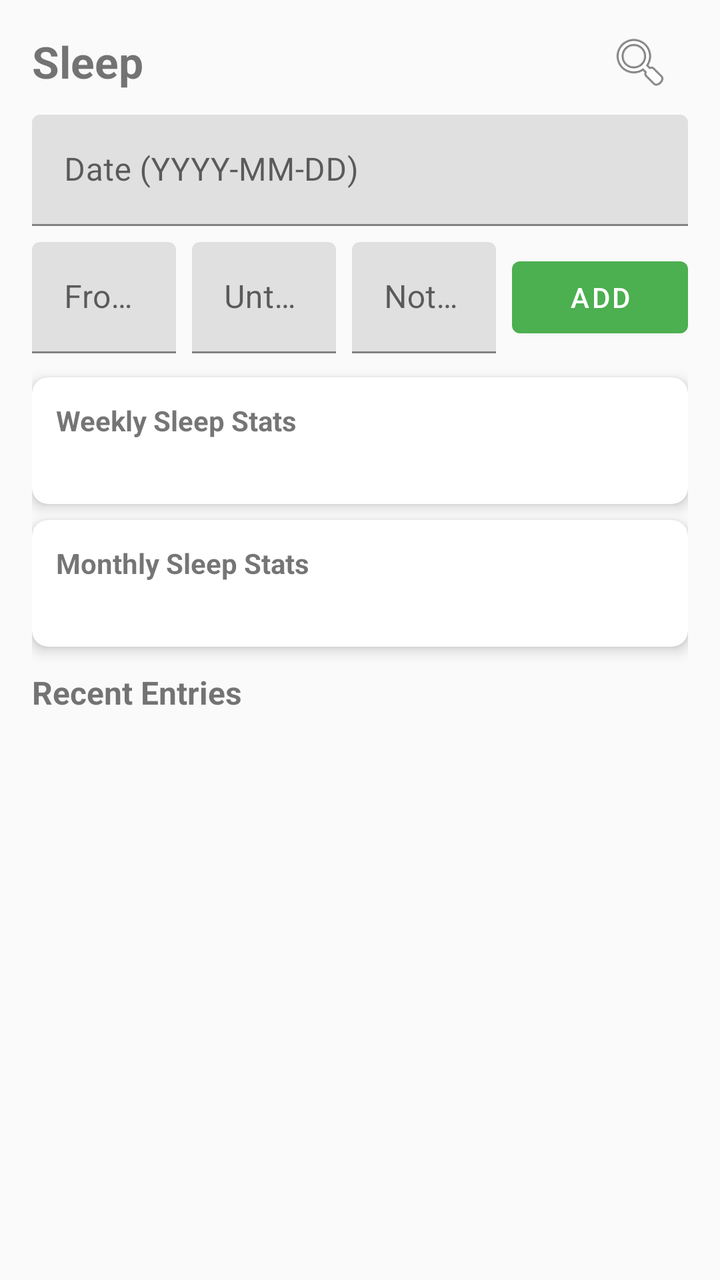
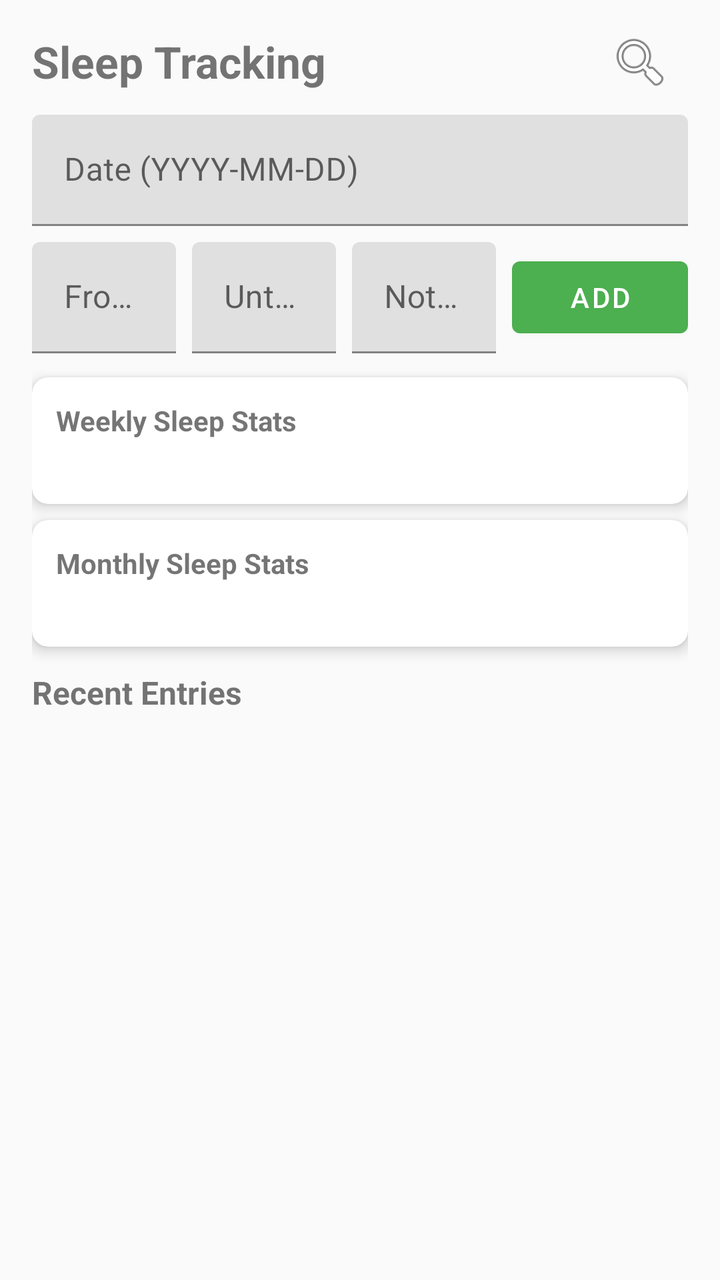

The first picture is an Android layout as it rendered before a commit; the second is the same layout after the commit. The layout source and the unified diff follow.
<!-- AndroidManifest.xml: application theme Theme.HabitEvaluator -->
<!-- res/layout/fragment_sleep_tracking.xml -->
<?xml version="1.0" encoding="utf-8"?>
<androidx.constraintlayout.widget.ConstraintLayout xmlns:android="http://schemas.android.com/apk/res/android"
    xmlns:app="http://schemas.android.com/apk/res-auto"
    android:layout_width="match_parent"
    android:layout_height="match_parent"
    android:padding="16dp">

    <TextView
        android:id="@+id/sleepTrackingTitle"
        android:layout_width="0dp"
        android:layout_height="wrap_content"
        android:text="@string/sleep_tracking"
        android:textSize="22sp"
        android:textStyle="bold"
        app:layout_constraintEnd_toStartOf="@id/viewAnalysisButton"
        app:layout_constraintStart_toStartOf="parent"
        app:layout_constraintTop_toTopOf="parent" />

    <ImageButton
        android:id="@+id/viewAnalysisButton"
        android:layout_width="wrap_content"
        android:layout_height="wrap_content"
        android:background="?attr/selectableItemBackgroundBorderless"
        android:contentDescription="@string/sleep_view_analysis"
        android:padding="8dp"
        android:src="@android:drawable/ic_menu_search"
        app:layout_constraintBottom_toBottomOf="@id/sleepTrackingTitle"
        app:layout_constraintEnd_toEndOf="parent"
        app:layout_constraintTop_toTopOf="@id/sleepTrackingTitle" />

    <LinearLayout
        android:id="@+id/dateInputLayout"
        android:layout_width="0dp"
        android:layout_height="wrap_content"
        android:layout_marginTop="12dp"
        android:gravity="center_vertical"
        android:orientation="horizontal"
        app:layout_constraintEnd_toEndOf="parent"
        app:layout_constraintStart_toStartOf="parent"
        app:layout_constraintTop_toBottomOf="@id/sleepTrackingTitle">

        <com.google.android.material.textfield.TextInputLayout
            android:layout_width="0dp"
            android:layout_height="wrap_content"
            android:layout_weight="1"
            android:hint="@string/sleep_date_hint">

            <com.google.android.material.textfield.TextInputEditText
                android:id="@+id/sleepDateInput"
                android:layout_width="match_parent"
                android:layout_height="wrap_content"
                android:focusable="false"
                android:clickable="true"
                android:inputType="none" />
        </com.google.android.material.textfield.TextInputLayout>
    </LinearLayout>

    <LinearLayout
        android:id="@+id/inputLayout"
        android:layout_width="0dp"
        android:layout_height="wrap_content"
        android:layout_marginTop="8dp"
        android:gravity="center_vertical"
        android:orientation="horizontal"
        app:layout_constraintEnd_toEndOf="parent"
        app:layout_constraintStart_toStartOf="parent"
        app:layout_constraintTop_toBottomOf="@id/dateInputLayout">

        <com.google.android.material.textfield.TextInputLayout
            android:layout_width="0dp"
            android:layout_height="wrap_content"
            android:layout_weight="1"
            android:hint="@string/sleep_from_hint">

            <com.google.android.material.textfield.TextInputEditText
                android:id="@+id/sleepFromInput"
                android:layout_width="match_parent"
                android:layout_height="wrap_content"
                android:inputType="time" />
        </com.google.android.material.textfield.TextInputLayout>

        <com.google.android.material.textfield.TextInputLayout
            android:layout_width="0dp"
            android:layout_height="wrap_content"
            android:layout_marginStart="8dp"
            android:layout_weight="1"
            android:hint="@string/sleep_until_hint">

            <com.google.android.material.textfield.TextInputEditText
                android:id="@+id/sleepUntilInput"
                android:layout_width="match_parent"
                android:layout_height="wrap_content"
                android:inputType="time" />
        </com.google.android.material.textfield.TextInputLayout>

        <com.google.android.material.textfield.TextInputLayout
            android:layout_width="0dp"
            android:layout_height="wrap_content"
            android:layout_marginStart="8dp"
            android:layout_weight="1"
            android:hint="@string/sleep_notes_hint">

            <com.google.android.material.textfield.TextInputEditText
                android:id="@+id/sleepNotesInput"
                android:layout_width="match_parent"
                android:layout_height="wrap_content"
                android:inputType="text" />
        </com.google.android.material.textfield.TextInputLayout>

        <com.google.android.material.button.MaterialButton
            android:id="@+id/addSleepEntryButton"
            android:layout_width="wrap_content"
            android:layout_height="wrap_content"
            android:layout_marginStart="8dp"
            android:text="@string/add_sleep_entry" />
    </LinearLayout>

    <androidx.cardview.widget.CardView
        android:id="@+id/weeklyStatsCard"
        android:layout_width="0dp"
        android:layout_height="wrap_content"
        android:layout_marginTop="12dp"
        app:cardCornerRadius="8dp"
        app:cardElevation="4dp"
        app:layout_constraintEnd_toEndOf="parent"
        app:layout_constraintStart_toStartOf="parent"
        app:layout_constraintTop_toBottomOf="@id/inputLayout">

        <LinearLayout
            android:layout_width="match_parent"
            android:layout_height="wrap_content"
            android:orientation="vertical"
            android:padding="12dp">

            <TextView
                android:layout_width="wrap_content"
                android:layout_height="wrap_content"
                android:text="@string/weekly_sleep_stats"
                android:textSize="14sp"
                android:textStyle="bold" />

            <LinearLayout
                android:layout_width="match_parent"
                android:layout_height="wrap_content"
                android:layout_marginTop="4dp"
                android:orientation="horizontal">

                <TextView
                    android:id="@+id/weeklyAvgText"
                    android:layout_width="0dp"
                    android:layout_height="wrap_content"
                    android:layout_weight="1"
                    android:gravity="center"
                    android:textSize="12sp" />

                <TextView
                    android:id="@+id/weeklyMinText"
                    android:layout_width="0dp"
                    android:layout_height="wrap_content"
                    android:layout_weight="1"
                    android:gravity="center"
                    android:textSize="12sp" />

                <TextView
                    android:id="@+id/weeklyMaxText"
                    android:layout_width="0dp"
                    android:layout_height="wrap_content"
                    android:layout_weight="1"
                    android:gravity="center"
                    android:textSize="12sp" />
            </LinearLayout>
        </LinearLayout>
    </androidx.cardview.widget.CardView>

    <androidx.cardview.widget.CardView
        android:id="@+id/monthlyStatsCard"
        android:layout_width="0dp"
        android:layout_height="wrap_content"
        android:layout_marginTop="8dp"
        app:cardCornerRadius="8dp"
        app:cardElevation="4dp"
        app:layout_constraintEnd_toEndOf="parent"
        app:layout_constraintStart_toStartOf="parent"
        app:layout_constraintTop_toBottomOf="@id/weeklyStatsCard">

        <LinearLayout
            android:layout_width="match_parent"
            android:layout_height="wrap_content"
            android:orientation="vertical"
            android:padding="12dp">

            <TextView
                android:layout_width="wrap_content"
                android:layout_height="wrap_content"
                android:text="@string/monthly_sleep_stats"
                android:textSize="14sp"
                android:textStyle="bold" />

            <LinearLayout
                android:layout_width="match_parent"
                android:layout_height="wrap_content"
                android:layout_marginTop="4dp"
                android:orientation="horizontal">

                <TextView
                    android:id="@+id/monthlyAvgText"
                    android:layout_width="0dp"
                    android:layout_height="wrap_content"
                    android:layout_weight="1"
                    android:gravity="center"
                    android:textSize="12sp" />

                <TextView
                    android:id="@+id/monthlyMinText"
                    android:layout_width="0dp"
                    android:layout_height="wrap_content"
                    android:layout_weight="1"
                    android:gravity="center"
                    android:textSize="12sp" />

                <TextView
                    android:id="@+id/monthlyMaxText"
                    android:layout_width="0dp"
                    android:layout_height="wrap_content"
                    android:layout_weight="1"
                    android:gravity="center"
                    android:textSize="12sp" />
            </LinearLayout>
        </LinearLayout>
    </androidx.cardview.widget.CardView>

    <TextView
        android:id="@+id/recentEntriesLabel"
        android:layout_width="wrap_content"
        android:layout_height="wrap_content"
        android:layout_marginTop="12dp"
        android:text="@string/recent_sleep_entries"
        android:textSize="16sp"
        android:textStyle="bold"
        app:layout_constraintStart_toStartOf="parent"
        app:layout_constraintTop_toBottomOf="@id/monthlyStatsCard" />

    <androidx.recyclerview.widget.RecyclerView
        android:id="@+id/sleepEntriesRecyclerView"
        android:layout_width="0dp"
        android:layout_height="0dp"
        android:layout_marginTop="4dp"
        app:layout_constraintBottom_toBottomOf="parent"
        app:layout_constraintEnd_toEndOf="parent"
        app:layout_constraintStart_toStartOf="parent"
        app:layout_constraintTop_toBottomOf="@id/recentEntriesLabel" />
</androidx.constraintlayout.widget.ConstraintLayout>
<!-- resources referenced by this layout -->
<resources>
  <string name="add_sleep_entry">Add</string>
  <string name="monthly_sleep_stats">Monthly Sleep Stats</string>
  <string name="recent_sleep_entries">Recent Entries</string>
  <string name="sleep_date_hint">Date (YYYY-MM-DD)</string>
  <string name="sleep_from_hint">From (HH:MM)</string>
  <string name="sleep_notes_hint">Notes (optional)</string>
  <string name="sleep_tracking">Sleep</string>
  <string name="sleep_until_hint">Until (HH:MM)</string>
  <string name="sleep_view_analysis">View Graph</string>
  <string name="weekly_sleep_stats">Weekly Sleep Stats</string>
  <style name="Theme.HabitEvaluator" parent="Theme.MaterialComponents.DayNight.NoActionBar">
          <item name="colorPrimary">@color/primary</item>
          <item name="colorPrimaryDark">@color/primary_dark</item>
          <item name="colorAccent">@color/accent</item>
          <item name="android:windowBackground">@color/background</item>
      </style>
  <color name="primary">#4CAF50</color>
  <color name="primary_dark">#388E3C</color>
  <color name="accent">#FFC107</color>
  <color name="background">#FAFAFA</color>
</resources>

<!-- the commit's change to res/layout/fragment_sleep_tracking.xml (unified diff, before → after) -->
@@ -9,7 +9,7 @@
         android:id="@+id/sleepTrackingTitle"
         android:layout_width="0dp"
         android:layout_height="wrap_content"
-        android:text="@string/sleep_tracking"
+        android:text="@string/sleep_tracking_title"
         android:textSize="22sp"
         android:textStyle="bold"
         app:layout_constraintEnd_toStartOf="@id/viewAnalysisButton"
<!-- resource entries referenced after the edit -->
@@ -6,7 +6,7 @@
   <string name="sleep_date_hint">Date (YYYY-MM-DD)</string>
   <string name="sleep_from_hint">From (HH:MM)</string>
   <string name="sleep_notes_hint">Notes (optional)</string>
-  <string name="sleep_tracking">Sleep</string>
+  <string name="sleep_tracking_title">Sleep Tracking</string>
   <string name="sleep_until_hint">Until (HH:MM)</string>
   <string name="sleep_view_analysis">View Graph</string>
   <string name="weekly_sleep_stats">Weekly Sleep Stats</string>
